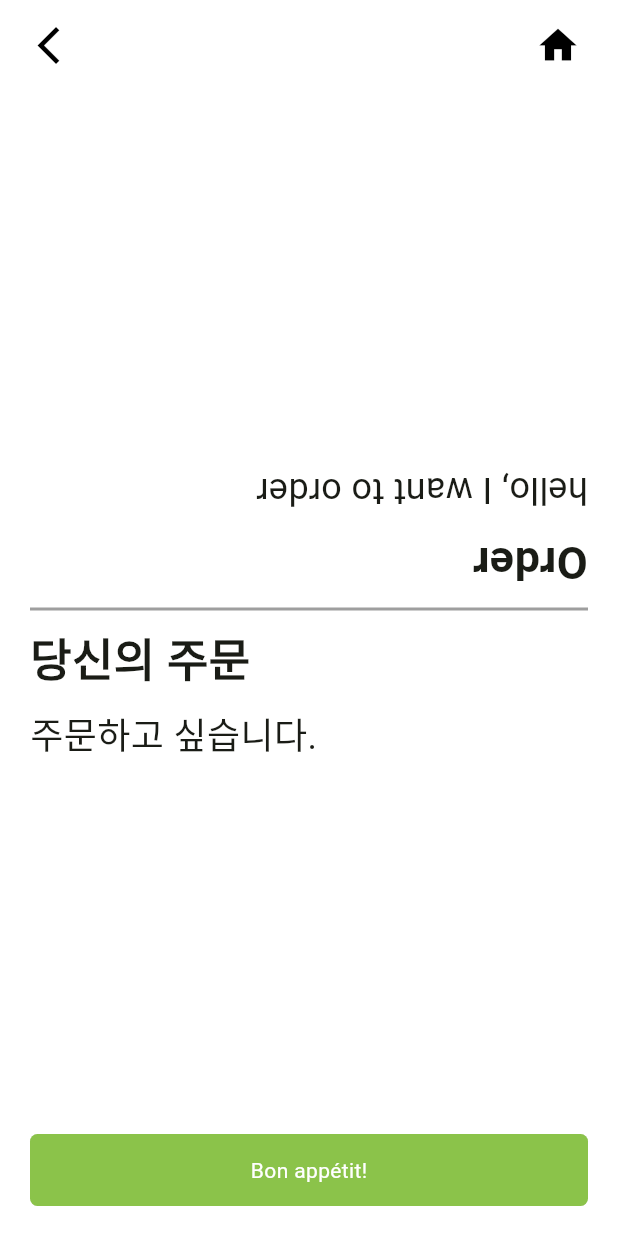
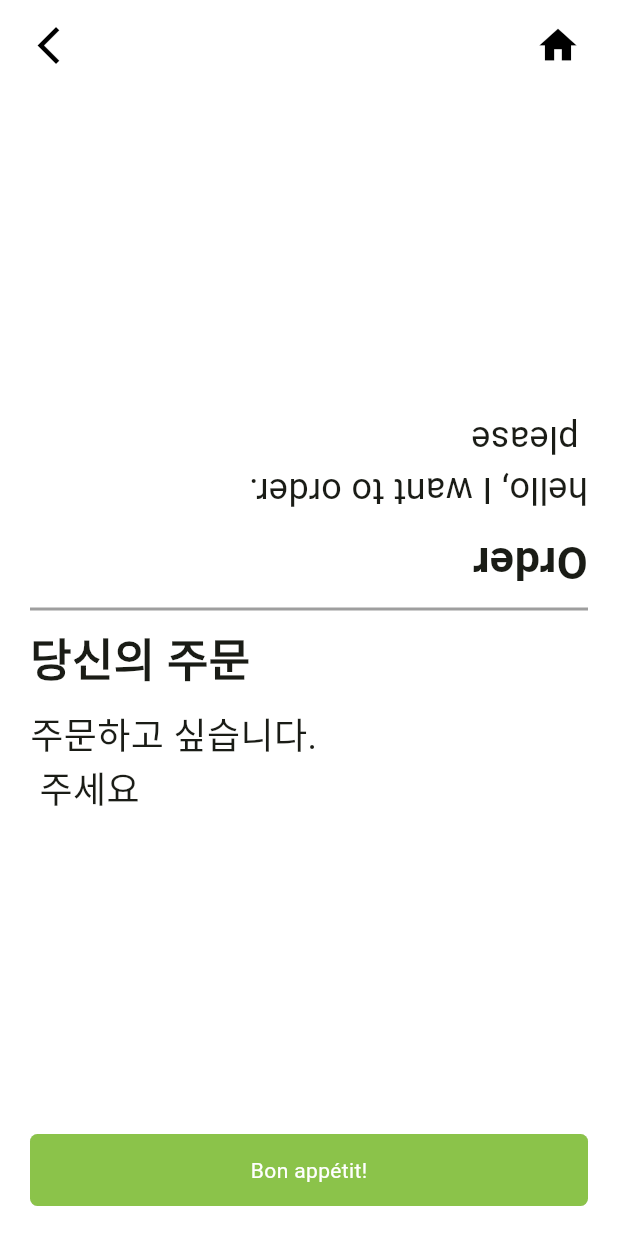
Before and after one commit to Team-FoodiePass/FoodiePass-Android, a Flutter app: the OrderScriptPage screen opened directly, on a phone screen of 412 x 824 dp. Run offline on Flutter 3.47's test engine with Material 3 defaults, Android fonts, the phone set to English and light mode, and no system bars; our stand-ins replace flutter_svg, get, image_picker; project files that could hold a hidden picture were left out.

Commit message:
[#14-MintMP] feat&fix: 장바구니 - 선택한 음식 정보 및 수량 OrderListPage에 표시 및 삭제 기능 - OrderListPage에 표시된 정보들을 토대로 OrderScriptPage에 텍스트 표시

```diff
--- a/lib/models/food.dart
+++ b/lib/models/food.dart
@@ -1,6 +1,5 @@
-// food.dart
 
-// 메뉴 아이템 정보를 담는 클래스
+
 class Food {
   final String destinationName; // 메뉴 이름 (영어)
   final String profileName; // 메뉴 이름 (한글)
@@ -8,6 +7,7 @@ class Food {
   final double destinationPrice; // 달러 가격
   final double profilePrice; // 원화 가격
   final String description; // 음식 설명
+  int quantity; // 음식 수량 (수정 가능)
 
   // 생성자
   Food({
@@ -17,6 +17,7 @@ class Food {
     required this.destinationPrice,
     required this.profilePrice,
     required this.description,
+    required this.quantity,
   });
 }
 
@@ -29,6 +30,7 @@ final List<Food> menuItems = [
     destinationPrice: 3.73,
     profilePrice: 5000,
     description: '김치는 한국 전통 발효 음식으로, 고추, 마늘, 생강, 파 등 다양한 재료와 함께 배추나 무를 절여 만든 요리입니다.',
+    quantity: 0,
   ),
   Food(
     destinationName: 'Bibimbap',
@@ -37,6 +39,7 @@ final List<Food> menuItems = [
     destinationPrice: 7.47,
     profilePrice: 10000,
     description: '비빔밥은 여러 가지 나물, 고기, 계란, 고추장과 함께 비벼 먹는 한국 전통 음식입니다.',
+    quantity: 0,
   ),
   Food(
     destinationName: 'Bulgogi',
@@ -45,6 +48,7 @@ final List<Food> menuItems = [
     destinationPrice: 14.94,
     profilePrice: 20000,
     description: '불고기는 한국의 대표적인 고기 요리로, 얇게 저민 고기를 양념하여 구운 요리입니다.',
+    quantity: 0,
   ),
   Food(
     destinationName: 'Tteokbokki',
@@ -53,6 +57,7 @@ final List<Food> menuItems = [
     destinationPrice: 37.34,
     profilePrice: 50000,
     description: '떡볶이는 쌀떡과 고추장 소스로 만든 매콤한 한국의 길거리 음식으로, 주로 어묵, 양배추, 양파와 함께 볶아 먹습니다.',
+    quantity: 0,
   ),
   Food(
     destinationName: 'Galbi',
@@ -61,6 +66,7 @@ final List<Food> menuItems = [
     destinationPrice: 74.68,
     profilePrice: 100000,
     description: '갈비는 소고기나 돼지고기의 갈비뼈를 양념에 재운 후 구워 먹는 한국의 전통 요리입니다. 달콤하면서도 짭짤한 양념이 특징입니다.',
+    quantity: 0,
   ),
   Food(
     destinationName: 'Japchae',
@@ -69,6 +75,7 @@ final List<Food> menuItems = [
     destinationPrice: 112.02,
     profilePrice: 150000,
     description: '잡채는 당면과 다양한 채소, 고기를 간장과 설탕으로 볶아 만든 한국의 대표적인 반찬 중 하나입니다.',
+    quantity: 0,
   ),
   // 이미지가 없는 음식 추가
   Food(
@@ -78,5 +85,6 @@ final List<Food> menuItems = [
     destinationPrice: 5.00,
     profilePrice: 7000,
     description: '된장찌개는 된장과 다양한 채소, 두부, 고기를 넣어 끓인 한국의 전통 찌개입니다.',
+    quantity: 0,
   ),
 ];
--- a/lib/pages/order_script_page.dart
+++ b/lib/pages/order_script_page.dart
@@ -1,6 +1,6 @@
 import 'package:flutter/material.dart';
 import 'package:get/get.dart';
-
+import 'package:foodiepass_android/models/food.dart';
 import 'home_page.dart';
 
 class OrderScriptPage extends StatefulWidget {
@@ -11,12 +11,36 @@ class OrderScriptPage extends StatefulWidget {
 }
 
 class _OrderScriptPageState extends State<OrderScriptPage> {
-
   @override
   Widget build(BuildContext context) {
     const double appBarHeight = 60.0;
     final double screenHeight = MediaQuery.of(context).size.height;
     final double bodyHeight = screenHeight - appBarHeight;
+
+    // food.dart의 quantity가 1 이상인 음식들 필터링
+    final List<Food> orderedItems = menuItems.where((item) => item.quantity > 0).toList();
+
+    // 여행지 주문 메시지 생성
+    String destinationOrderMessage = "hello, I want to order.\n";
+    for (int i = 0; i < orderedItems.length; i++) {
+      final item = orderedItems[i];
+      destinationOrderMessage += "${item.quantity} ${item.destinationName}";
+      if (i < orderedItems.length - 1) {
+        destinationOrderMessage += "\n";
+      }
+    }
+    destinationOrderMessage += " please";
+
+    // 이용자 주문 메시지 생성
+    String profileOrderMessage = "주문하고 싶습니다.\n";
+    for (int i = 0; i < orderedItems.length; i++) {
+      final item = orderedItems[i];
+      profileOrderMessage += "${item.profileName} ${item.quantity}개";
+      if (i < orderedItems.length - 1) {
+        profileOrderMessage += "\n";
+      }
+    }
+    profileOrderMessage += " 주세요";
 
     return Scaffold(
       backgroundColor: Colors.white,
@@ -57,16 +81,16 @@ class _OrderScriptPageState extends State<OrderScriptPage> {
             Expanded(
               child: Container(
                 alignment: Alignment.bottomRight,
-                padding: const EdgeInsets.only(right: 20),
+                padding: const EdgeInsets.symmetric(horizontal: 20),
                 child: Column(
                   mainAxisSize: MainAxisSize.min,
                   crossAxisAlignment: CrossAxisAlignment.end,
                   children: [
                     Transform.rotate(
                       angle: 3.14159,
-                      child: const Text(
-                        "hello, I want to order",
-                        style: TextStyle(fontSize: 24),
+                      child: Text(
+                        destinationOrderMessage,
+                        style: const TextStyle(fontSize: 24),
                       ),
                     ),
                     const SizedBox(height: 10),
@@ -99,22 +123,22 @@ class _OrderScriptPageState extends State<OrderScriptPage> {
               child: Container(
                 alignment: Alignment.topLeft,
                 padding: const EdgeInsets.only(left: 20),
-                child: const Column(
+                child: Column(
                   mainAxisSize: MainAxisSize.min,
                   crossAxisAlignment: CrossAxisAlignment.start,
                   children: [
-                    SizedBox(
+                    const SizedBox(
                       height: 10,
                     ),
-                    Text(
+                    const Text(
                       '당신의 주문',
                       style:
-                          TextStyle(fontSize: 30, fontWeight: FontWeight.bold),
+                      TextStyle(fontSize: 30, fontWeight: FontWeight.bold),
                     ),
-                    SizedBox(height: 10),
+                    const SizedBox(height: 10),
                     Text(
-                      "주문하고 싶습니다.",
-                      style: TextStyle(fontSize: 24),
+                      profileOrderMessage,
+                      style: const TextStyle(fontSize: 24),
                     ),
                   ],
                 ),
@@ -164,19 +188,16 @@ class _OrderScriptPageState extends State<OrderScriptPage> {
 
   void clickBackButton() {
     // TODO: Get.back()
-    print("click go back button");
     Navigator.pop(context);
   }
 
   void clickHomeButton() {
     // TODO: Go main
-    print("click go home button");
     Get.to(() => const HomePage());
   }
 
   void finishOrder() {
     // TODO: Go main
-    print("click finish button");
     Get.to(() => const HomePage());
   }
 }
```
Also changed, not shown: lib/pages/food_detail_page.dart (+21 -33 lines), lib/pages/menu_select_page.dart (+4 -5 lines), lib/pages/order_list_page.dart (+27 -56 lines).
